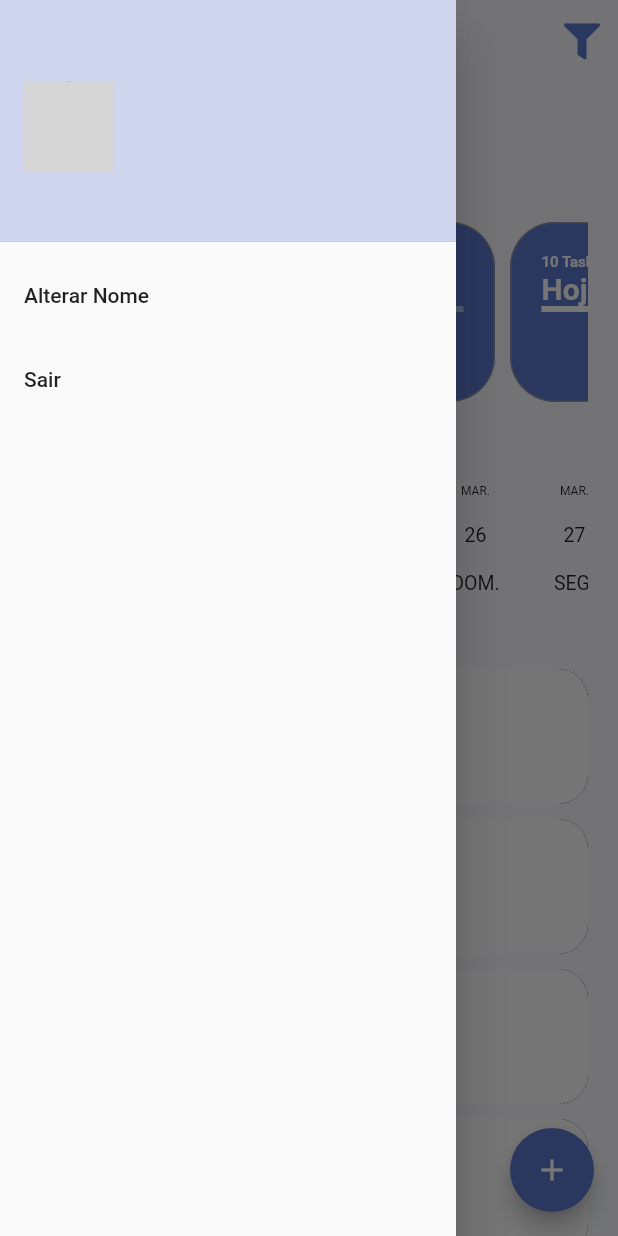
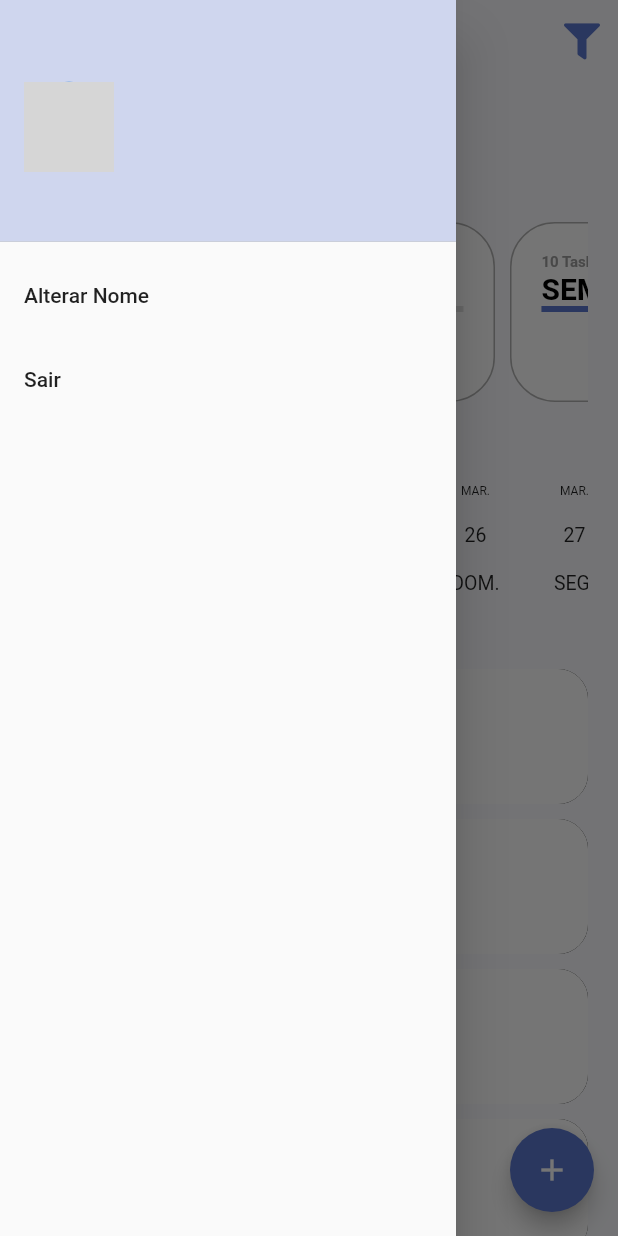
Before and after one commit to mbrufatto/Todo_List_Provider_New, a Flutter app: the screen it shows once a user with an empty profile is signed in, with the side drawer open, on a phone screen of 412 x 824 dp. Run offline on Flutter 3.47's test engine with Material 2 defaults, Android fonts, the phone set to English and light mode, and no system bars; drawn by our look-alikes of date_picker_timeline; our stand-ins replace firebase_auth, firebase_core, flutter_signin_button, google_fonts, google_sign_in, sqflite and 2 more; missing offline and left inert: flutter_overlay_loader, validatorless; accounts and stored records are empty; network calls fail; Roboto replaces fonts that are missing (Mandali); grey boxes are pictures that could not be loaded.

```diff
--- a/lib/app/app_widget.dart
+++ b/lib/app/app_widget.dart
@@ -39,8 +39,9 @@ class _AppWidgetState extends State<AppWidget> {
       title: 'Todo List Provider',
       theme: TodoListUiConfig.theme,
       navigatorKey: TodoListNavigator.navigatorKey,
-      localizationsDelegates: [
+      localizationsDelegates: const [
         GlobalMaterialLocalizations.delegate,
+        GlobalCupertinoLocalizations.delegate,
         GlobalWidgetsLocalizations.delegate,
       ],
       supportedLocales: const [
--- a/lib/app/core/auth/auth_provider.dart
+++ b/lib/app/core/auth/auth_provider.dart
@@ -18,7 +18,7 @@ class AuthProvider extends ChangeNotifier {
 
   void loadListener() {
     _firebaseAuth.userChanges().listen((_) => notifyListeners());
-    _firebaseAuth.idTokenChanges().listen((user) {
+    _firebaseAuth.authStateChanges().listen((user) {
       if (user != null) {
         TodoListNavigator.to.pushNamedAndRemoveUntil('/home', (route) => false);
       } else {
--- /dev/null
+++ b/lib/app/models/task_filter_enum.dart
@@ -0,0 +1,5 @@
+enum TaskFilterEnum {
+  today,
+  tomorrow,
+  week,
+}
--- /dev/null
+++ b/lib/app/models/total_tasks_model.dart
@@ -0,0 +1,9 @@
+class TotalTasksModel {
+  final int totalTasks;
+  final int totalTasksFinish;
+
+  TotalTasksModel({
+    required this.totalTasks,
+    required this.totalTasksFinish,
+  });
+}
--- a/lib/app/modules/auth/register/register_page.dart
+++ b/lib/app/modules/auth/register/register_page.dart
@@ -32,7 +32,7 @@ class _RegisterPageState extends State<RegisterPage> {
       context: context,
       successCallBack: (notifier, listenerInstance) {
         listenerInstance.dispose();
-        Navigator.of(context).pop();
+        // Navigator.of(context).pop();
       },
     );
   }
--- /dev/null
+++ b/lib/app/modules/home/home_controller.dart
@@ -0,0 +1,6 @@
+import 'package:todo_list_provider/app/core/notifier/default_change_notifier.dart';
+import 'package:todo_list_provider/app/models/task_filter_enum.dart';
+
+class HomeController extends DefaultChangeNotifier {
+  var filterSelected = TaskFilterEnum.today;
+}
--- a/lib/app/modules/home/home_module.dart
+++ b/lib/app/modules/home/home_module.dart
@@ -1,11 +1,18 @@
+import 'package:flutter/material.dart';
 import 'package:path/path.dart';
+import 'package:provider/provider.dart';
 import 'package:todo_list_provider/app/core/modules/todo_list_module.dart';
+import 'package:todo_list_provider/app/modules/home/home_controller.dart';
 import 'package:todo_list_provider/app/modules/home/home_page.dart';
 
 class HomeModule extends TodoListModule {
   HomeModule()
       : super(
-          // bindings: [],
+          bindings: [
+            ChangeNotifierProvider(
+              create: (context) => HomeController(),
+            ),
+          ],
           routers: {
             '/home': (context) => HomePage(),
           },
--- a/lib/app/modules/home/widgets/home_filters.dart
+++ b/lib/app/modules/home/widgets/home_filters.dart
@@ -1,15 +1,14 @@
 import 'package:flutter/material.dart';
+import 'package:provider/provider.dart';
 import 'package:todo_list_provider/app/core/ui/theme_extension.dart';
+import 'package:todo_list_provider/app/models/task_filter_enum.dart';
+import 'package:todo_list_provider/app/models/total_tasks_model.dart';
+import 'package:todo_list_provider/app/modules/home/home_controller.dart';
 import 'package:todo_list_provider/app/modules/home/widgets/todo_card_filter.dart';
 
-class HomeFilters extends StatefulWidget {
+class HomeFilters extends StatelessWidget {
   const HomeFilters({Key? key}) : super(key: key);
 
-  @override
-  State<HomeFilters> createState() => _HomeFiltersState();
-}
-
-class _HomeFiltersState extends State<HomeFilters> {
   @override
   Widget build(BuildContext context) {
     return Column(
@@ -23,11 +22,34 @@ class _HomeFiltersState extends State<HomeFilters> {
         SingleChildScrollView(
           scrollDirection: Axis.horizontal,
           child: Row(
-            children: const [
-              TodoCardFilter(),
-              TodoCardFilter(),
-              TodoCardFilter(),
-              TodoCardFilter(),
+            children: [
+              TodoCardFilter(
+                label: 'HOJE',
+                taskFilter: TaskFilterEnum.today,
+                totalTasksModel:
+                    TotalTasksModel(totalTasks: 10, totalTasksFinish: 5),
+                selected: context.select<HomeController, TaskFilterEnum>(
+                        (value) => value.filterSelected) ==
+                    TaskFilterEnum.today,
+              ),
+              TodoCardFilter(
+                label: 'AMANHÃ',
+                taskFilter: TaskFilterEnum.tomorrow,
+                totalTasksModel:
+                    TotalTasksModel(totalTasks: 10, totalTasksFinish: 5),
+                selected: context.select<HomeController, TaskFilterEnum>(
+                        (value) => value.filterSelected) ==
+                    TaskFilterEnum.tomorrow,
+              ),
+              TodoCardFilter(
+                label: 'SEMANA',
+                taskFilter: TaskFilterEnum.week,
+                totalTasksModel:
+                    TotalTasksModel(totalTasks: 10, totalTasksFinish: 5),
+                selected: context.select<HomeController, TaskFilterEnum>(
+                        (value) => value.filterSelected) ==
+                    TaskFilterEnum.week,
+              ),
             ],
           ),
         ),
--- a/lib/app/modules/home/widgets/todo_card_filter.dart
+++ b/lib/app/modules/home/widgets/todo_card_filter.dart
@@ -1,14 +1,34 @@
 import 'package:flutter/material.dart';
 import 'package:todo_list_provider/app/core/ui/theme_extension.dart';
+import 'package:todo_list_provider/app/models/task_filter_enum.dart';
+import 'package:todo_list_provider/app/models/total_tasks_model.dart';
 
-class TodoCardFilter extends StatefulWidget {
-  const TodoCardFilter({Key? key}) : super(key: key);
+class TodoCardFilter extends StatelessWidget {
+  final String label;
+  final TaskFilterEnum taskFilter;
+  final TotalTasksModel? totalTasksModel;
+  final bool selected;
 
-  @override
-  State<TodoCardFilter> createState() => _TodoCardFilterState();
-}
+  const TodoCardFilter({
+    Key? key,
+    required this.label,
+    required this.taskFilter,
+    required this.selected,
+    this.totalTasksModel,
+  }) : super(key: key);
 
-class _TodoCardFilterState extends State<TodoCardFilter> {
+  double _getPercentFinish() {
+    final total = totalTasksModel?.totalTasks ?? 0.0;
+    final totalFinish = totalTasksModel?.totalTasksFinish ?? 0.1;
+
+    if (total == 0) {
+      return 0.0;
+    }
+
+    final percent = (totalFinish * 100) / total;
+    return percent / 100;
+  }
+
   @override
   Widget build(BuildContext context) {
     return Container(
@@ -19,7 +39,7 @@ class _TodoCardFilterState extends State<TodoCardFilter> {
       margin: const EdgeInsets.only(right: 10),
       padding: const EdgeInsets.all(20),
       decoration: BoxDecoration(
-        color: context.primaryColor,
+        color: selected ? context.primaryColor : Colors.white,
         border: Border.all(
           width: 1,
           color: Colors.grey.withOpacity(.8),
@@ -30,24 +50,36 @@ class _TodoCardFilterState extends State<TodoCardFilter> {
         crossAxisAlignment: CrossAxisAlignment.start,
         children: [
           Text(
-            '10 Tasks',
+            '${totalTasksModel?.totalTasks ?? 0} Tasks',
             style: context.titleStyle.copyWith(
               fontSize: 10,
-              color: Colors.white,
+              color: selected ? Colors.white : Colors.grey,
             ),
           ),
-          const Text(
-            'Hoje',
+          Text(
+            label,
             style: TextStyle(
               fontSize: 20,
               fontWeight: FontWeight.bold,
-              color: Colors.white,
+              color: selected ? Colors.white : Colors.black,
             ),
           ),
-          LinearProgressIndicator(
-            backgroundColor: context.primaryColorLight,
-            valueColor: const AlwaysStoppedAnimation<Color>(Colors.white),
-            value: 0.4,
+          TweenAnimationBuilder<double>(
+            tween: Tween(
+              begin: 0.0,
+              end: _getPercentFinish(),
+            ),
+            duration: const Duration(seconds: 1),
+            builder: (context, value, child) {
+              return LinearProgressIndicator(
+                backgroundColor:
+                    selected ? context.primaryColorLight : Colors.grey.shade300,
+                valueColor: AlwaysStoppedAnimation<Color>(
+                  selected ? Colors.white : context.primaryColor,
+                ),
+                value: value,
+              );
+            },
           ),
         ],
       ),
--- a/lib/app/repositories/tasks/tasks_repository.dart
+++ b/lib/app/repositories/tasks/tasks_repository.dart
@@ -1,3 +1,6 @@
+import '../../models/task_model.dart';
+
 abstract class TasksRepository {
   Future<void> save(DateTime date, String description);
+  Future<List<TaskModel>> findByPeriod(DateTime start, DateTime end);
 }
--- a/lib/app/services/tasks/tasks_service.dart
+++ b/lib/app/services/tasks/tasks_service.dart
@@ -1,3 +1,9 @@
+import 'package:todo_list_provider/app/models/task_model.dart';
+import 'package:todo_list_provider/app/models/week_task_model.dart';
+
 abstract class TasksService {
   Future<void> save(DateTime date, String description);
+  Future<List<TaskModel>> getToday();
+  Future<List<TaskModel>> getTomorrow();
+  Future<WeekTaskModel> getWeek();
 }
```
Also changed, not shown: lib/app/models/task_model.dart (added, +21 -0 lines), lib/app/models/week_task_model.dart (added, +12 -0 lines), lib/app/modules/tasks/task_create_controller.dart (+20 -1 lines), lib/app/modules/tasks/task_create_page.dart (+4 -3 lines), lib/app/repositories/tasks/tasks_repository_impl.dart (+16 -0 lines), lib/app/services/tasks/tasks_service_impl.dart (+31 -0 lines).
